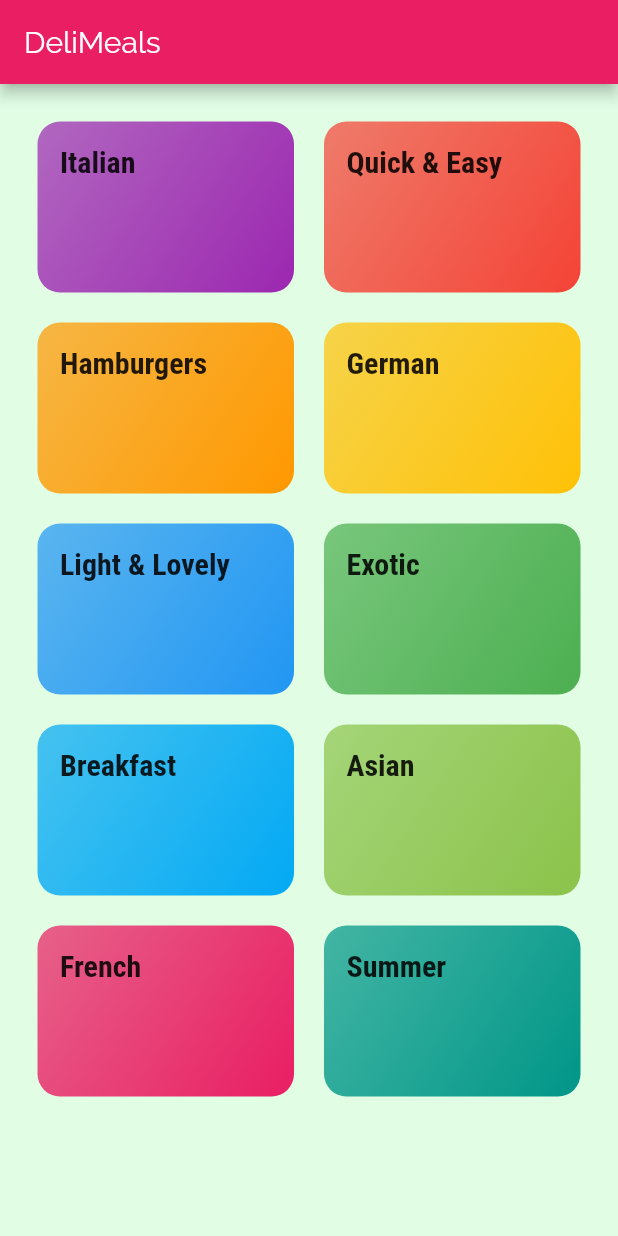
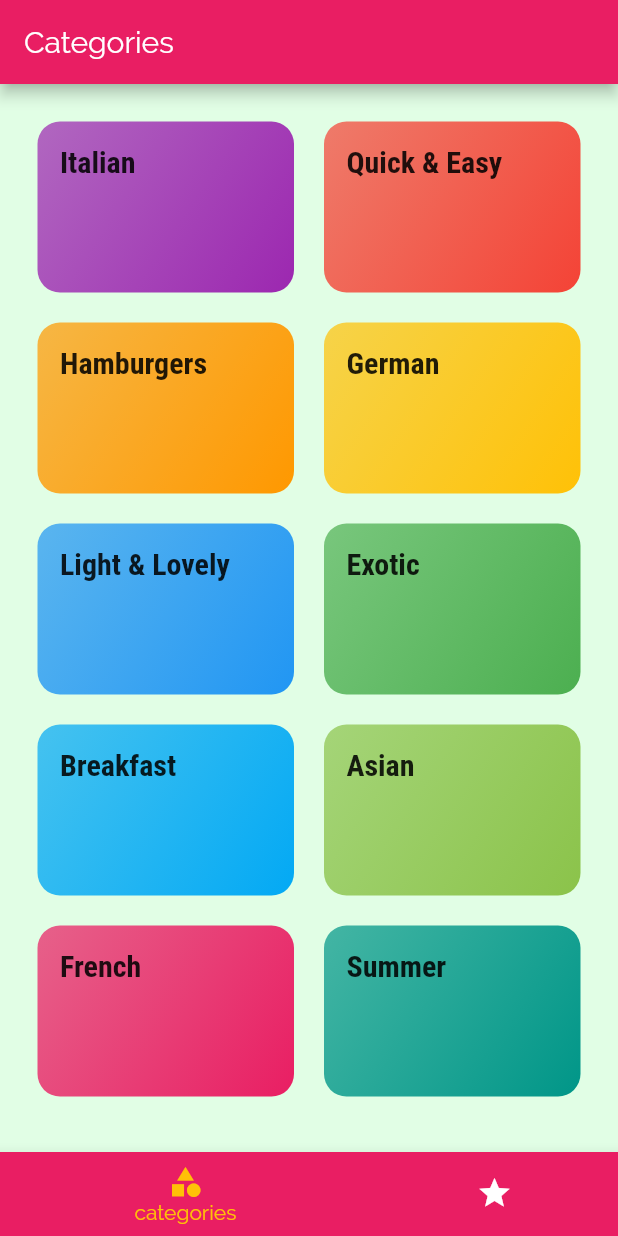
Before and after one commit to ChalothornYn/flutter_meals_app, a Flutter app: the screen it shows after launch, on a phone screen of 412 x 824 dp. Run offline on Flutter 3.47's test engine with Material 2 defaults, Android fonts, the phone set to English and light mode, and no system bars.

Commit message:
add tab screen

```diff
--- a/lib/main.dart
+++ b/lib/main.dart
@@ -1,4 +1,5 @@
 import 'package:flutter/material.dart';
+import './screens/tabs_screen.dart';
 import './screens/meal_detail.screen.dart';
 import './screens/category_meals_screen.dart';
 import './screens/categories_screen.dart';
@@ -28,7 +29,7 @@ class MyApp extends StatelessWidget {
       //home: CategoriesSCreen(),
       initialRoute: '/',
       routes: {
-        '/': (ctx) => CategoriesSCreen(),
+        '/': (ctx) => TabScreen(),
         CategoryMealsScreen.routeName: (ctx) => CategoryMealsScreen(),
         MealDetailScreen.routeName: (ctx) => MealDetailScreen(),
       },
@@ -43,7 +44,7 @@ class MyApp extends StatelessWidget {
       //   return MaterialPageRoute(builder: (ctx) => CategoriesSCreen());
       // },
       onUnknownRoute: (settings) {  // Error Page // Fall back page
-        return MaterialPageRoute(builder: (ctx) => CategoriesSCreen());
+        return MaterialPageRoute(builder: (ctx) => CategoriesScreen());
       },
     );
   }
--- a/lib/screens/categories_screen.dart
+++ b/lib/screens/categories_screen.dart
@@ -3,24 +3,20 @@ import 'package:flutter/material.dart';
 import '../dummy_data.dart';
 import '../widgets/category_item.dart';
 
-class CategoriesSCreen extends StatelessWidget {
+class CategoriesScreen extends StatelessWidget {
   @override
   Widget build(BuildContext context) {
-    return Scaffold(
-      appBar: AppBar(
-        title: const Text('DeliMeals'),
-      ),
-      body: GridView(
+    return GridView(
       padding: const EdgeInsets.all(25),
       children: DUMMY_CATEGORIES
-            .map((catData) => (CategoryItem(catData.id, catData.title, catData.color)))
+          .map((catData) =>
+              (CategoryItem(catData.id, catData.title, catData.color)))
           .toList(),
       gridDelegate: SliverGridDelegateWithMaxCrossAxisExtent(
           maxCrossAxisExtent: 200,
           childAspectRatio: 3 / 2,
           crossAxisSpacing: 20,
           mainAxisSpacing: 20),
-      ),
     );
   }
 }
--- /dev/null
+++ b/lib/screens/foavorite_screen.dart
@@ -0,0 +1,11 @@
+import 'package:flutter/material.dart';
+
+class FavoriteScreen extends StatelessWidget {
+
+  @override
+  Widget build(BuildContext context) {
+    return Center(
+      child: Text('The Favorite'),
+    );
+  }
+}
--- /dev/null
+++ b/lib/screens/tabs_screen.dart
@@ -0,0 +1,54 @@
+import 'package:flutter/material.dart';
+import '../screens/foavorite_screen.dart';
+import '../screens/categories_screen.dart';
+
+class TabScreen extends StatefulWidget {
+  @override
+  _TabScreenState createState() => _TabScreenState();
+}
+
+class _TabScreenState extends State<TabScreen> {
+  final List<Map<String, Object>> _pages = [
+    {'page': CategoriesScreen(), 'title': 'Categories'},
+    {'page': FavoriteScreen(), 'title': 'Your Favorite'},
+  ];
+  int _selectedPageIndex = 0;
+
+  void _selectPage(int index) {
+    // Flutter automatically provide index
+    setState(() {
+      _selectedPageIndex = index;
+    });
+  }
+
+  @override
+  Widget build(BuildContext context) {
+    return Scaffold(
+      appBar: AppBar(
+        title: Text(_pages[_selectedPageIndex]['title']),
+      ),
+      body: _pages[_selectedPageIndex]['page'],
+      bottomNavigationBar: BottomNavigationBar(
+        onTap: _selectPage,
+        backgroundColor: Theme.of(context).primaryColor,
+        unselectedItemColor: Colors.white,
+        selectedItemColor: Theme.of(context).accentColor,
+
+        currentIndex: _selectedPageIndex,
+        type: BottomNavigationBarType.shifting,
+        items: [
+          BottomNavigationBarItem(
+            backgroundColor: Theme.of(context).primaryColor,
+            icon: Icon(Icons.category),
+            label: 'categories',
+          ),
+          BottomNavigationBarItem(
+            backgroundColor: Theme.of(context).primaryColor,
+            icon: Icon(Icons.star),
+            label: 'Favorites',
+          ),
+        ],
+      ),
+    );
+  }
+}
```
Lines whose indentation alone changed are shown as unchanged.
